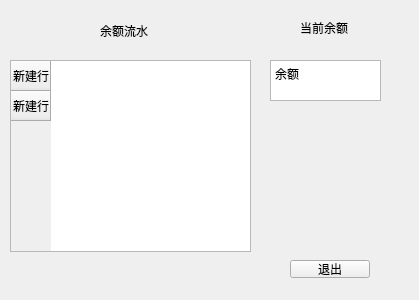
This is src/AllWindow/balance.ui in Hypn0tised-ysy/stock-project as Qt 5 draws it before an edit. The edited form follows.
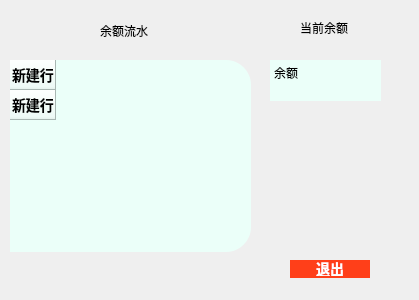
This is the edited form.

Patch:
```diff
--- a/src/AllWindow/balance.ui
+++ b/src/AllWindow/balance.ui
@@ -22,6 +22,11 @@
      <height>192</height>
     </rect>
    </property>
+   <property name="styleSheet">
+    <string notr="true">background-color: rgb(235, 255, 249);
+border-radius:25px;    /*设置圆角半径 */
+font:bold 14px;		/*设置按钮文字和大小*/</string>
+   </property>
    <row>
     <property name="text">
      <string>新建行</string>
@@ -68,6 +73,11 @@
      <height>41</height>
     </rect>
    </property>
+   <property name="styleSheet">
+    <string notr="true">background-color: rgb(235, 255, 249);
+border-radius:25px;    /*设置圆角半径 */
+font:bold 14px;		/*设置按钮文字和大小*/</string>
+   </property>
    <property name="html">
     <string>&lt;!DOCTYPE HTML PUBLIC &quot;-//W3C//DTD HTML 4.0//EN&quot; &quot;http://www.w3.org/TR/REC-html40/strict.dtd&quot;&gt;
 &lt;html&gt;&lt;head&gt;&lt;meta name=&quot;qrichtext&quot; content=&quot;1&quot; /&gt;&lt;meta charset=&quot;utf-8&quot; /&gt;&lt;style type=&quot;text/css&quot;&gt;
@@ -75,8 +85,8 @@
 hr { height: 1px; border-width: 0; }
 li.unchecked::marker { content: &quot;\2610&quot;; }
 li.checked::marker { content: &quot;\2612&quot;; }
-&lt;/style&gt;&lt;/head&gt;&lt;body style=&quot; font-family:'Microsoft YaHei UI'; font-size:9pt; font-weight:400; font-style:normal;&quot;&gt;
-&lt;p style=&quot; margin-top:0px; margin-bottom:0px; margin-left:0px; margin-right:0px; -qt-block-indent:0; text-indent:0px;&quot;&gt;余额&lt;/p&gt;&lt;/body&gt;&lt;/html&gt;</string>
+&lt;/style&gt;&lt;/head&gt;&lt;body style=&quot; font-family:'Microsoft YaHei UI'; font-size:14px; font-weight:700; font-style:normal;&quot;&gt;
+&lt;p style=&quot; margin-top:0px; margin-bottom:0px; margin-left:0px; margin-right:0px; -qt-block-indent:0; text-indent:0px;&quot;&gt;&lt;span style=&quot; font-size:9pt; font-weight:400;&quot;&gt;余额&lt;/span&gt;&lt;/p&gt;&lt;/body&gt;&lt;/html&gt;</string>
    </property>
   </widget>
   <widget class="QPushButton" name="close">
@@ -88,6 +98,16 @@
      <height>18</height>
     </rect>
    </property>
+   <property name="styleSheet">
+    <string notr="true">QPushButton{
+	background-color: rgb(255, 63, 25);
+border-color: rgb(138, 255, 255);
+border-radius:25px;    /*设置圆角半径 */
+padding:2px 4px;  /*QFrame边框与内部其它部件的距离*/
+color:white;		/*字体颜色*/
+font:bold 14px;		/*设置按钮文字和大小*/
+}</string>
+   </property>
    <property name="text">
     <string>退出</string>
    </property>
```
Left out of the diff: 2 changed lines with no effect on the pictures.
